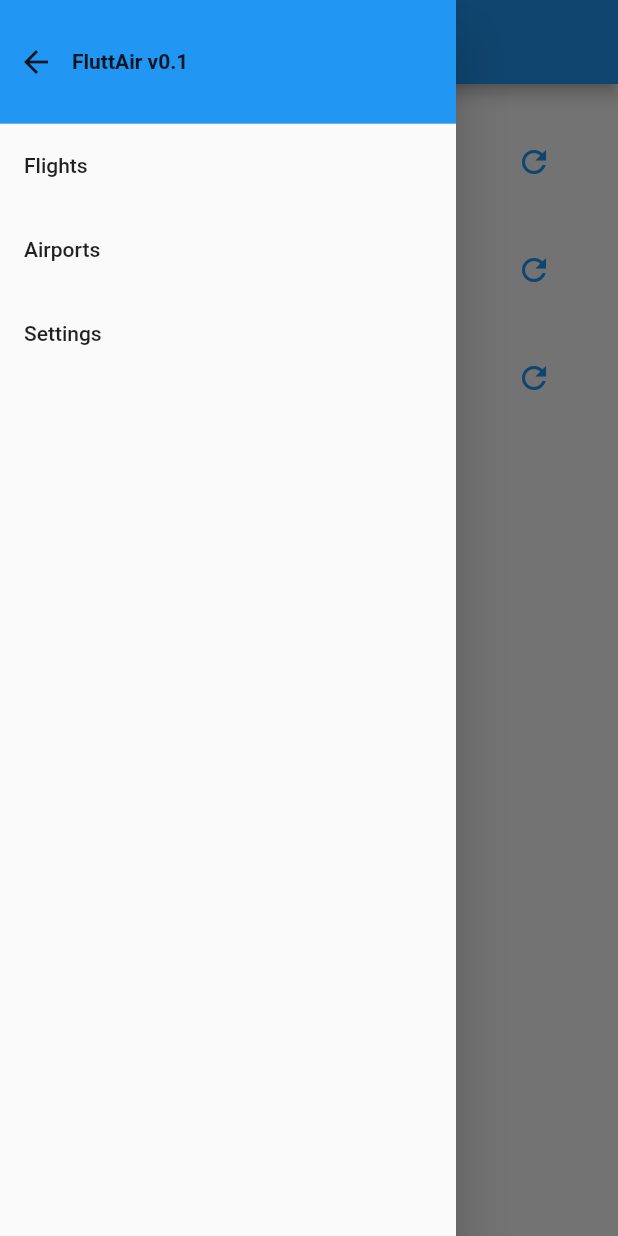
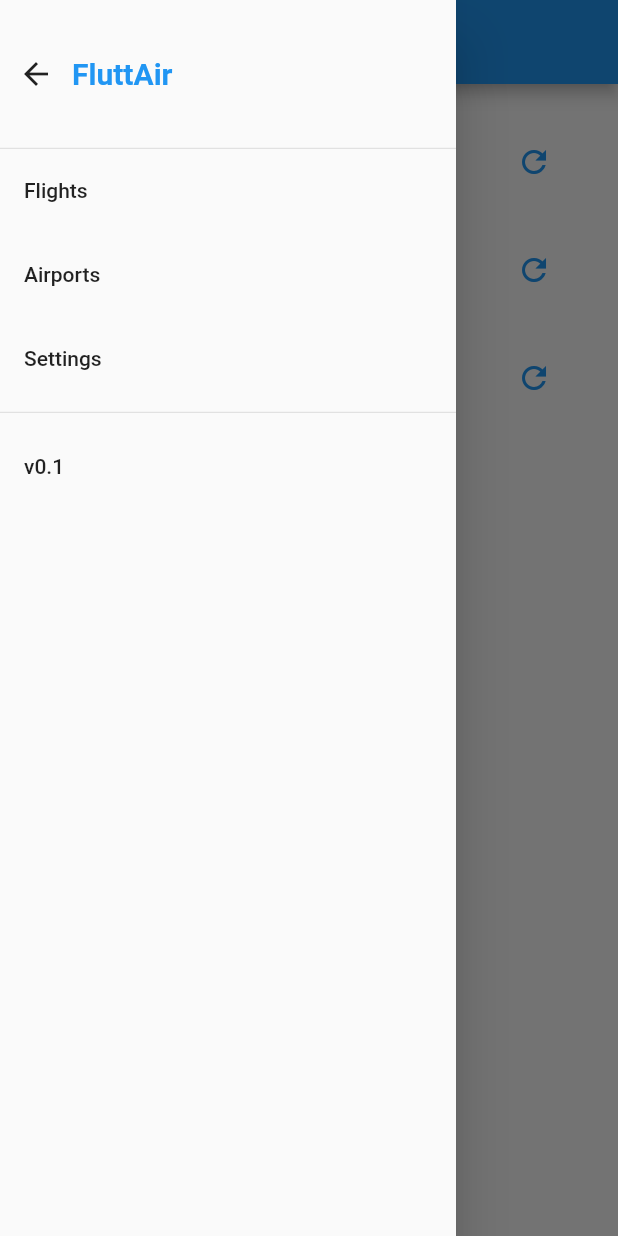
Before and after one commit to acrovato/fluttair, a Flutter app: the AirportsView screen opened by its route, with the side drawer open, on a phone screen of 412 x 824 dp. Run offline on Flutter 3.47's test engine with Material 2 defaults, Android fonts, the phone set to English and light mode, and no system bars; our stand-ins replace dynamic_theme; missing offline and left inert: preferences.

Commit message:
Add airport page. Minor Refactoring

```diff
--- a/lib/airports.dart
+++ b/lib/airports.dart
@@ -1,6 +1,7 @@
 import 'package:flutter/material.dart';
 
 import 'sidebar.dart';
+import 'airport.dart';
 import 'fake_database.dart';
 
 class AirportsView extends StatefulWidget {
@@ -30,7 +31,9 @@ class AirportsViewState extends State<AirportsView> {
         tooltip: 'Add or remove from favorite',
         onPressed: () {
           setState(() {
-            database.airportsFav[i] ? database.airportsFav[i] = false : database.airportsFav[i] = true;
+            database.airportsFav[i]
+                ? database.airportsFav[i] = false
+                : database.airportsFav[i] = true;
           });
         },
       ),
@@ -38,9 +41,10 @@ class AirportsViewState extends State<AirportsView> {
       subtitle: Text(database.airportICAO[i]),
       trailing: IconButton(
         icon: Icon(
-          database.airportsToDate[i] ? null : Icons.refresh,
-          color: Theme.of(context).accentColor,
-        ),
+            database.airportsToDate[i] ? Icons.check : Icons.refresh,
+            color: database.airportsToDate[i]
+                ? Colors.green
+                : Theme.of(context).accentColor),
         tooltip: 'Update airport data',
         onPressed: () {
           setState(() {
@@ -49,7 +53,7 @@ class AirportsViewState extends State<AirportsView> {
         },
       ),
       onTap: () {
-        /*open airport*/
+        Navigator.push(context, MaterialPageRoute(builder: (context) => AirportView(name: database.airportNames[i], icao:database.airportICAO[i])));
       },
     );
   }
--- a/lib/sidebar.dart
+++ b/lib/sidebar.dart
@@ -9,40 +9,43 @@ class SideBar extends StatelessWidget {
         padding: EdgeInsets.zero,
         children: <Widget>[
           Container(
-            height: MediaQuery.of(context).size.height * 0.1,
+            height: MediaQuery.of(context).size.height * 0.12,
             child: DrawerHeader(
                 child: Row(
                   children: <Widget>[
                     BackButton(),
-                    Text('FluttAir v0.1',
-                        style: TextStyle(fontWeight: FontWeight.bold)),
+                    Text('FluttAir',
+                        style: TextStyle(
+                            color: Theme.of(context).accentColor,
+                            fontSize: 20.0,
+                            fontWeight: FontWeight.bold)),
                   ],
                 ),
-                decoration:
-                    BoxDecoration(color: Theme.of(context).primaryColor),
                 margin: EdgeInsets.zero,
                 padding: EdgeInsets.zero),
           ),
+          //Divider(thickness: 1.5),
           ListTile(
             title: Text('Flights'),
             onTap: () {
-              Navigator.of(context).pushNamedAndRemoveUntil(
-                  '/flights', ModalRoute.withName('/')); // or (Route<dynamic> route) => false
+              Navigator.pushReplacementNamed(context, '/flights');
             },
           ),
           ListTile(
             title: Text('Airports'),
             onTap: () {
-              Navigator.of(context).pushNamedAndRemoveUntil(
-                  '/airports', ModalRoute.withName('/'));
+              Navigator.pushReplacementNamed(context, '/airports');
             },
           ),
           ListTile(
             title: Text('Settings'),
             onTap: () {
-              Navigator.of(context).pushNamedAndRemoveUntil(
-                  '/settings', ModalRoute.withName('/'));
+              Navigator.pushReplacementNamed(context, '/settings');
             },
+          ),
+          Divider(),
+          ListTile(
+            title: Text('v0.1')
           ),
         ],
       ),
```
Also changed, not shown: lib/airport.dart (added, +140 -0 lines).
